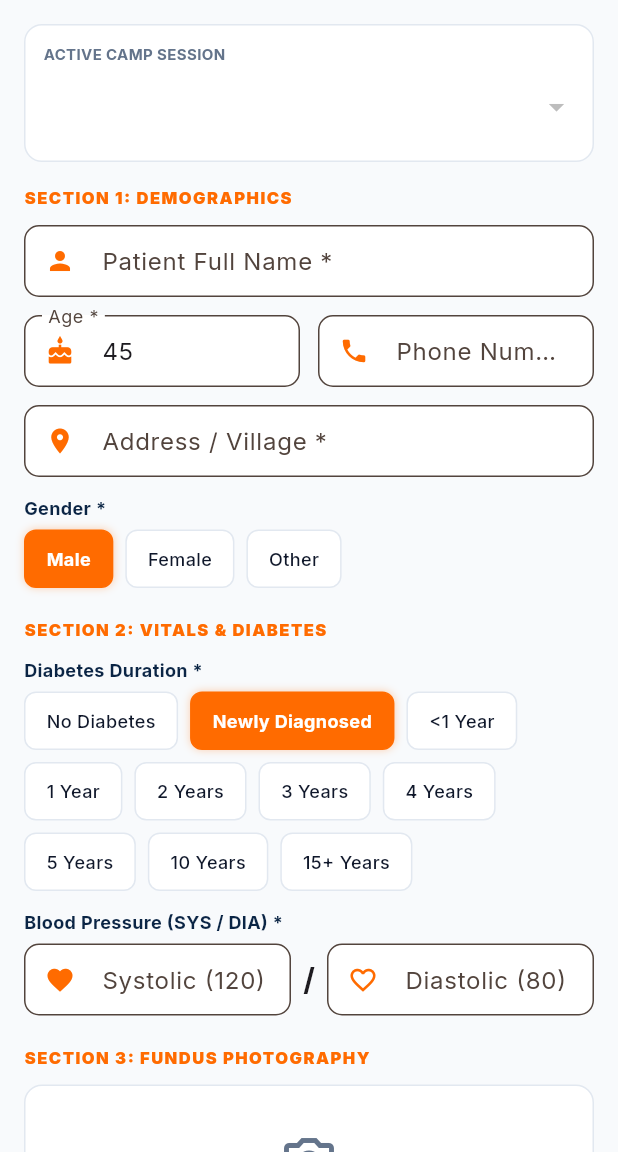
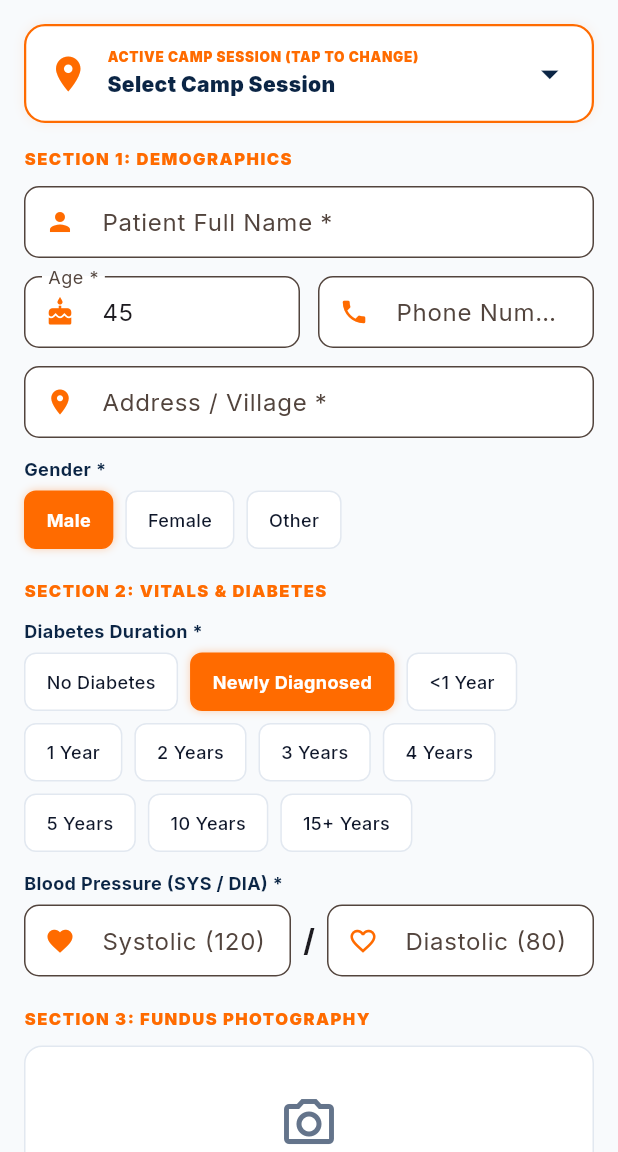
Before and after one commit to prabhanjanak/version2_drscreening, a Flutter app: the DashboardView screen opened directly with empty values, after a tap on "NEW PATIENT SCREENING", on a phone screen of 412 x 824 dp, the part 84-1236 px from its top. Run offline on Flutter 3.47's test engine with Material 3 defaults, Android fonts, the phone set to English and light mode, and no system bars; our stand-ins replace connectivity_plus, google_fonts, image_picker, shared_preferences, sqflite_common_ffi; accounts and stored records are empty; network calls fail.

Commit message:
Fix camp selection bottom sheet and object equality in Flutter mobile app

```diff
--- a/mobile_app/lib/models/screening_place_model.dart
+++ b/mobile_app/lib/models/screening_place_model.dart
@@ -64,4 +64,15 @@ class ScreeningPlaceModel {
       'mapLink': mapLink,
     };
   }
+
+  @override
+  bool operator ==(Object other) =>
+      identical(this, other) ||
+      other is ScreeningPlaceModel &&
+          runtimeType == other.runtimeType &&
+          id == other.id &&
+          shortCode == other.shortCode;
+
+  @override
+  int get hashCode => id.hashCode ^ shortCode.hashCode;
 }
--- a/mobile_app/lib/views/screening_entry_view.dart
+++ b/mobile_app/lib/views/screening_entry_view.dart
@@ -58,12 +58,12 @@ class _ScreeningEntryViewState extends State<ScreeningEntryView> {
   Future<void> _fetchCamps() async {
     try {
       final camps = await ApiService.fetchScreeningPlaces();
-      final activeCamps = camps.where((c) => c.status == 'active').toList();
       if (mounted) {
         setState(() {
-          _camps = activeCamps.isNotEmpty ? activeCamps : camps;
+          _camps = camps;
           if (_camps.isNotEmpty) {
-            _selectedCamp = _camps.first;
+            final active = _camps.where((c) => c.status == 'active').toList();
+            _selectedCamp = active.isNotEmpty ? active.first : _camps.first;
           }
           _loadingCamps = false;
         });
@@ -73,11 +73,69 @@ class _ScreeningEntryViewState extends State<ScreeningEntryView> {
       if (mounted) {
         setState(() {
           _camps = cached;
-          if (cached.isNotEmpty) _selectedCamp = cached.first;
+          if (cached.isNotEmpty) {
+            final active = cached.where((c) => c.status == 'active').toList();
+            _selectedCamp = active.isNotEmpty ? active.first : cached.first;
+          }
           _loadingCamps = false;
         });
       }
     }
+  }
+
+  void _openCampSelectorSheet() {
+    showModalBottomSheet(
+      context: context,
+      isScrollControlled: true,
+      shape: const RoundedRectangleBorder(
+        borderRadius: BorderRadius.vertical(top: Radius.circular(20)),
+      ),
+      builder: (context) {
+        return Container(
+          padding: const EdgeInsets.all(16),
+          height: MediaQuery.of(context).size.height * 0.7,
+          child: Column(
+            crossAxisAlignment: CrossAxisAlignment.start,
+            children: [
+              Row(
+                mainAxisAlignment: MainAxisAlignment.spaceBetween,
+                children: [
+                  const Text("Select Active Screening Camp", style: TextStyle(fontSize: 16, fontWeight: FontWeight.bold, color: AppConstants.navyDark)),
+                  IconButton(icon: const Icon(Icons.close), onPressed: () => Navigator.pop(context)),
+                ],
+              ),
+              const Divider(),
+              Expanded(
+                child: ListView.builder(
+                  itemCount: _camps.length,
+                  itemBuilder: (context, index) {
+                    final camp = _camps[index];
+                    final isSelected = _selectedCamp?.id == camp.id;
+                    return Card(
+                      margin: const EdgeInsets.only(bottom: 8),
+                      color: isSelected ? AppConstants.primaryOrange.withValues(alpha: 0.1) : Colors.white,
+                      shape: RoundedRectangleBorder(
+                        borderRadius: BorderRadius.circular(10),
+                        side: BorderSide(color: isSelected ? AppConstants.primaryOrange : AppConstants.borderLight),
+                      ),
+                      child: ListTile(
+                        title: Text("${camp.name} (${camp.shortCode})", style: const TextStyle(fontWeight: FontWeight.bold)),
+                        subtitle: Text("Taluk: ${camp.taluk ?? 'Shimoga Rural'} • Pincode: ${camp.pincode ?? '577211'}${camp.campDate != null ? ' • 📅 ${camp.campDate}' : ''}"),
+                        trailing: isSelected ? const Icon(Icons.check_circle, color: AppConstants.primaryOrange) : null,
+                        onTap: () {
+                          setState(() => _selectedCamp = camp);
+                          Navigator.pop(context);
+                        },
+                      ),
+                    );
+                  },
+                ),
+              ),
+            ],
+          ),
+        );
+      },
+    );
   }
 
   Future<void> _pickImage(ImageSource source) async {
@@ -288,31 +346,45 @@ class _ScreeningEntryViewState extends State<ScreeningEntryView> {
                 child: Column(
                   crossAxisAlignment: CrossAxisAlignment.start,
                   children: [
-                    // Active Camp Selector Card
-                    Container(
-                      padding: const EdgeInsets.all(12),
+                    // Active Camp Selector Card (Touchable)
+                    InkWell(
+                      onTap: _openCampSelectorSheet,
+                      borderRadius: BorderRadius.circular(14),
+                      child: Container(
+                        padding: const EdgeInsets.all(14),
                         decoration: BoxDecoration(
                           color: Colors.white,
-                        borderRadius: BorderRadius.circular(12),
-                        border: Border.all(color: AppConstants.borderLight),
+                          borderRadius: BorderRadius.circular(14),
+                          border: Border.all(color: AppConstants.primaryOrange, width: 1.5),
+                          boxShadow: [
+                            BoxShadow(color: AppConstants.primaryOrange.withValues(alpha: 0.1), blurRadius: 6),
+                          ],
                         ),
+                        child: Row(
+                          children: [
+                            const Icon(Icons.location_on, color: AppConstants.primaryOrange, size: 28),
+                            const SizedBox(width: 12),
+                            Expanded(
                               child: Column(
                                 crossAxisAlignment: CrossAxisAlignment.start,
                                 children: [
-                          const Text("ACTIVE CAMP SESSION", style: TextStyle(fontSize: 10, fontWeight: FontWeight.bold, color: AppConstants.textMuted)),
-                          const SizedBox(height: 4),
-                          DropdownButtonFormField<ScreeningPlaceModel>(
-                            initialValue: _selectedCamp,
-                            decoration: const InputDecoration(border: InputBorder.none, contentPadding: EdgeInsets.zero),
-                            items: _camps.map((camp) {
-                              return DropdownMenuItem(
-                                value: camp,
-                                child: Text("${camp.name} (${camp.shortCode})", style: const TextStyle(fontWeight: FontWeight.bold, fontSize: 13)),
-                              );
-                            }).toList(),
-                            onChanged: (val) => setState(() => _selectedCamp = val),
+                                  const Text("ACTIVE CAMP SESSION (TAP TO CHANGE)", style: TextStyle(fontSize: 9, fontWeight: FontWeight.w900, color: AppConstants.primaryOrange, letterSpacing: 0.5)),
+                                  const SizedBox(height: 2),
+                                  Text(
+                                    _selectedCamp != null ? "${_selectedCamp!.name} (${_selectedCamp!.shortCode})" : "Select Camp Session",
+                                    style: const TextStyle(fontSize: 14, fontWeight: FontWeight.w900, color: AppConstants.navyDark),
+                                  ),
+                                  if (_selectedCamp != null)
+                                    Text(
+                                      "Taluk: ${_selectedCamp!.taluk ?? 'Shimoga Rural'} • Pin: ${_selectedCamp!.pincode ?? '577211'}${_selectedCamp!.campDate != null ? ' • Date: ${_selectedCamp!.campDate}' : ''}",
+                                      style: const TextStyle(fontSize: 11, color: AppConstants.textMuted),
                                     ),
                                 ],
+                              ),
+                            ),
+                            const Icon(Icons.arrow_drop_down, color: AppConstants.navyDark, size: 28),
+                          ],
+                        ),
                       ),
                     ),
 
```
Lines whose indentation alone changed are shown as unchanged.
